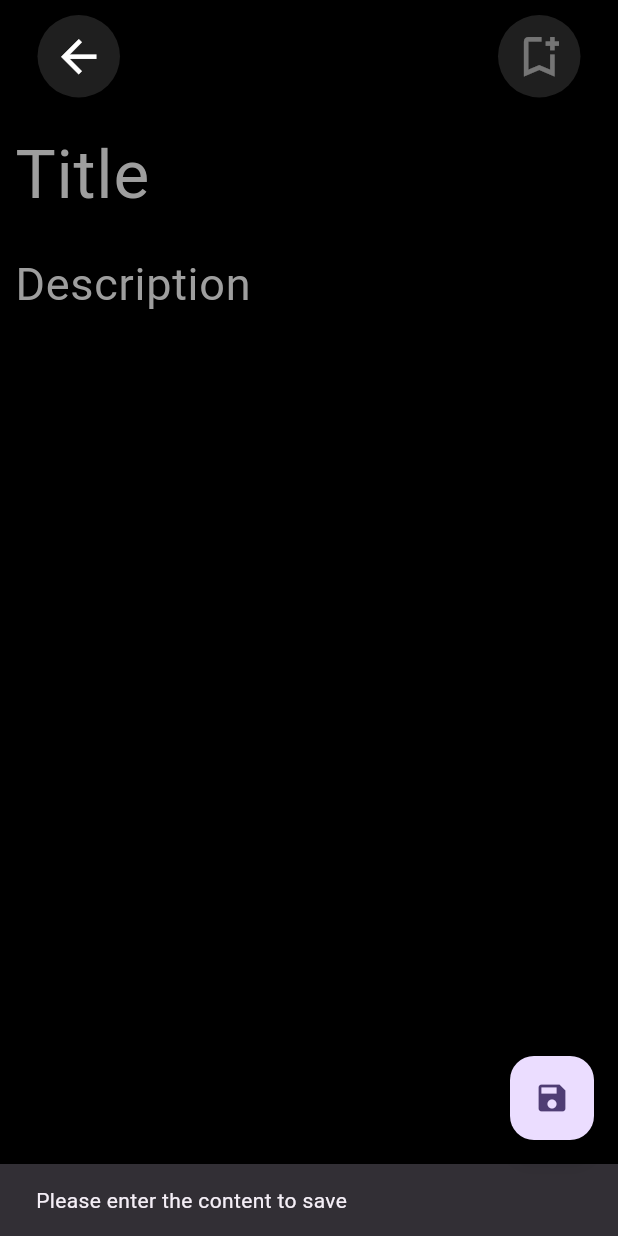
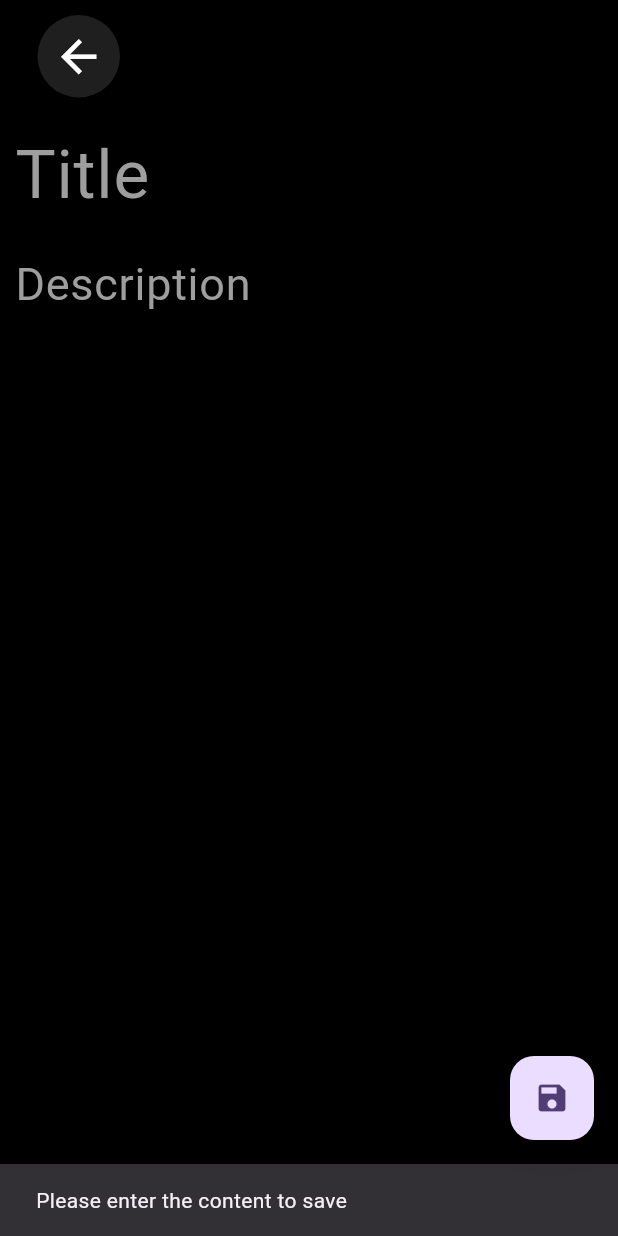
Before and after one commit to YashBadgujar2023/cubit_notes, a Flutter app: the addscreen screen opened directly, after a tap on the "save" icon, on a phone screen of 412 x 824 dp. Run offline on Flutter 3.47's test engine with Material 3 defaults, Android fonts, the light colour scheme and no system bars; our stand-ins replace flutter_bloc, sqflite; missing offline and left inert: page_route_transition; accounts and stored records are empty; network calls fail.

Commit message:
final change in the app

```diff
--- a/lib/Screen/GridView.dart
+++ b/lib/Screen/GridView.dart
@@ -25,17 +25,17 @@ class _gridState extends State<grid> {
         builder: (context,state){
       if(state is notesloading){
         return const Center(
-          child: CircularProgressIndicator(),
+          child: Center(child: Text("yash it in loading state")),
         );
       }
-      else if (state is notesloading)
+      else if (state is notesloaded)
         {
           return GridView.count(
             shrinkWrap: true,
             crossAxisCount: 2,
             childAspectRatio: 3/4,
             physics: const NeverScrollableScrollPhysics(),
-            children: List.generate(5, (index){
+            children: List.generate(state.arrnotes!.length, (index){
               return GestureDetector(
                 onTap: () {
                   PageRouteTransition.effect = TransitionEffect.rightToLeft;
@@ -45,6 +45,7 @@ class _gridState extends State<grid> {
                   showModalBottomSheet(context: context, builder: (context){
                     return ElevatedButton(
                         onPressed: ()async{
+                          context.read<notescubit>().delete(state.arrnotes![index].id!);
                           Navigator.pop(context);
                         },
                         child:const Row(
@@ -70,7 +71,7 @@ class _gridState extends State<grid> {
                       children: [
                         Container(
                           constraints: BoxConstraints(maxHeight: 125),
-                          child: Text("hiii",style: TextStyle(fontSize: 18,fontWeight: FontWeight.bold),overflow: TextOverflow.clip,),
+                          child: Text(state.arrnotes![index].title,style: TextStyle(fontSize: 18,fontWeight: FontWeight.bold),overflow: TextOverflow.clip,),
                         ),
                         Divider(
                           thickness: 1,
@@ -80,7 +81,7 @@ class _gridState extends State<grid> {
                         Expanded(
                           child: Container(
                             constraints: BoxConstraints(maxHeight: 85),
-                            child: Text("Iam study in bes college ",overflow: TextOverflow.clip,),
+                            child: Text(state.arrnotes![index].description,overflow: TextOverflow.clip,),
                           ),
                         ),
                       ],
--- a/lib/Screen/addscreen.dart
+++ b/lib/Screen/addscreen.dart
@@ -57,25 +57,6 @@ class _addscreenState extends State<addscreen> {
                                 )),
                           ),
                         ),
-                        Padding(
-                          padding: const EdgeInsets.only(right: 15),
-                          child: GestureDetector(
-                            onTap: () {
-                              log("change the color");
-                            },
-                            child: Container(
-                                padding: EdgeInsets.all(10),
-                                decoration: BoxDecoration(
-                                  borderRadius: BorderRadius.all(Radius.circular(50)),
-                                  color: Colors.white12,
-                                ),
-                                child: Icon(
-                                  Icons.bookmark_add_outlined,
-                                  size: 35,
-                                  color: Colors.white38,
-                                )),
-                          ),
-                        ),
                       ],
                     ),
                     SizedBox(height: 10,),
@@ -101,15 +82,7 @@ class _addscreenState extends State<addscreen> {
                   );
                 }
                 else {
-                  int i;
-                  if ( 0 == 1) {
-                    i = 1;
-                  }
-                  else {
-                    i = 0;
-                  }
-                  log(i.toString());
-                  context.read<notescubit>().addnotes(Notesmodel(title: title.text.toString(), description: desc.text.toString(),bookmark: i));
+                  context.read<notescubit>().addnotes(Notesmodel(title: title.text.toString(), description: desc.text.toString()));
                   Navigator.pop(context);
                 }
               },
--- a/lib/Screen/homescreen.dart
+++ b/lib/Screen/homescreen.dart
@@ -4,7 +4,6 @@ import 'package:cubit_notes/cubit/notes_state.dart';
 import 'package:flutter/material.dart';
 import 'package:flutter_bloc/flutter_bloc.dart';
 import 'package:page_route_transition/page_route_transition.dart';
-import 'package:provider/provider.dart';
 
 import '../Uihelper/uihelper.dart';
 import 'account.dart';
@@ -31,7 +30,7 @@ class _homescreenState extends State<homescreen> {
                   PageRouteTransition.effect = TransitionEffect.fade;
                   PageRouteTransition.push(context, const account());
                 },
-                child: CircleAvatar(
+                child: const CircleAvatar(
                   radius: 20,
                   backgroundColor: Colors.white,
                   backgroundImage: NetworkImage("https://encrypted-tbn0.gstatic.com/images?q=tbn:ANd9GcTW4AdHQ5lVM_cFZYu4TogVtmEfYH4iHSGwYQ&usqp=CAU"),
@@ -39,9 +38,9 @@ class _homescreenState extends State<homescreen> {
               ),
             ),
             title: Uihelper.customtext(text: "Yash",color: Colors.white,fontWeight: FontWeight.bold,fontsize: 25),
-            actions: [
+            actions: const [
               Padding(
-                padding: const EdgeInsets.only(right: 15),
+                padding: EdgeInsets.only(right: 15),
                 child: Icon(Icons.settings,size: 35,color: Colors.white,),
               ),
             ],
@@ -52,45 +51,10 @@ class _homescreenState extends State<homescreen> {
             child: ListView(
               children: [
                 Uihelper.customtext(text: "My Notes",fontsize: 55,fontWeight: FontWeight.w900,color: Colors.white),
-                /*SingleChildScrollView(
-                  scrollDirection: Axis.horizontal,
-                  child: Row(
-                    children: [
-                      SizedBox(
-                        width: 4,
-                      ),
-                      for (int i = 0; i < state.; i++)
-                        Padding(
-                          padding: const EdgeInsets.all(8.0),
-                          child: GestureDetector(
-                            onTap: () {
-                            },
-                            child: AnimatedContainer(
-                              duration: const Duration(milliseconds: 500),
-                              decoration: BoxDecoration(
-                                  color: Colors.orange,
-                                  border: Border.all(color: Colors.white70),
-                                  borderRadius: BorderRadius.circular(30)),
-                              child: Padding(
-                                padding: const EdgeInsets.only(
-                                    left: 15, right: 15, top: 8, bottom: 8),
-                                child: Text(
-                                  "hiii",
-                                  style: TextStyle(
-                                      color: Colors.white38,
-                                      fontSize: 22),
-                                ),
-                              ),
-                            ),
-                          ),
-                        ),
-                    ],
-                  ),
-                ),*/
-                SizedBox(
+                const SizedBox(
                   height: 10,
                 ),
-                grid(),
+                const grid(),
               ],
             ),
           ),
--- a/lib/database/dbhelper.dart
+++ b/lib/database/dbhelper.dart
@@ -17,7 +17,6 @@ class dbhelper{
   static const columnid = "Notes_id";
   static const columntitle = "Notes_title";
   static const columndescription = "Notes_desdcription";
-  static const columnbookmark = "Notes_bookmark";
 
   Future<Database> getdb()async{
     if(_database != null) {
@@ -34,7 +33,7 @@ class dbhelper{
     var path = join(directory.path + "Notes.db");
     return await openDatabase(path,version: 1,onCreate: (db,version){
       db.execute(
-        "create table $table($columnid integer primary key autoincrement,$columntitle text,$columndescription text,$columnbookmark integer)"
+        "create table $table($columnid integer primary key autoincrement,$columntitle text,$columndescription text)"
       );
     });
   }
--- a/lib/main.dart
+++ b/lib/main.dart
@@ -19,6 +19,7 @@ class MyApp extends StatelessWidget {
       create: (_)=>notescubit(Dbhelper: dbhelper.db),
       child: MaterialApp(
         title: 'Flutter Demo',
+        debugShowCheckedModeBanner: false,
         theme: ThemeData(
           colorScheme: ColorScheme.fromSeed(seedColor: Colors.deepPurple),
           useMaterial3: true,
--- a/lib/model/notemodel.dart
+++ b/lib/model/notemodel.dart
@@ -7,16 +7,14 @@ class Notesmodel{
   int? id;
   String title;
   String description;
-  int? bookmark;
 
-  Notesmodel({this.id,required this.title,required this.description,this.bookmark});
+  Notesmodel({this.id,required this.title,required this.description});
 
   factory Notesmodel.fromMap(Map<String,dynamic> map){
     return Notesmodel(
         id: map[dbhelper.columnid],
         title:map[dbhelper.columntitle],
         description: map[dbhelper.columndescription],
-      bookmark: map[dbhelper.columnbookmark]
     );
   }
 
@@ -25,7 +23,6 @@ class Notesmodel{
       dbhelper.columnid:id,
       dbhelper.columntitle:title,
       dbhelper.columndescription:description,
-      dbhelper.columnbookmark:bookmark,
     };
   }
 }
```
Also changed, not shown: lib/Screen/bookmark.dart (deleted, +0 -78 lines), lib/Screen/textshowing.dart (+32 -26 lines), lib/cubit/notes_cubit.dart (+3 -4 lines).
